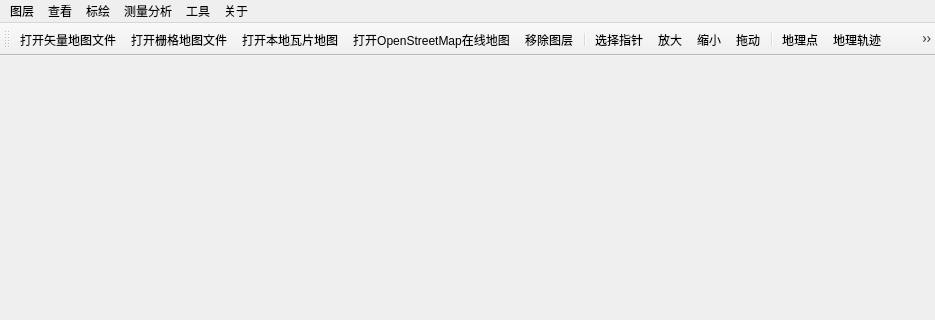
The window that sqGis/sqGisMainWindow.ui (TheWrangler/sqGis) describes before a commit, drawn with Qt 5; both pictures show x 0 to 935 and y 0 to 320 of the 935 by 719 pixel window.
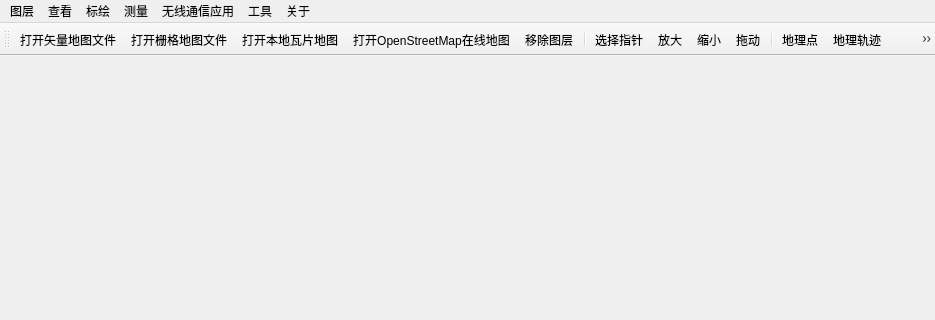
The same window after the commit. Icons and pictures are not drawn.

Commit message: 1.添加了WirelessMath模块 2.修改了距离测量工具

The edit to the form file:
```diff
--- a/sqGis/sqGisMainWindow.ui
+++ b/sqGis/sqGisMainWindow.ui
@@ -89,16 +89,23 @@
    </widget>
    <widget class="QMenu" name="menu_5">
     <property name="title">
-     <string>测量分析</string>
+     <string>测量</string>
     </property>
-    <addaction name="action_11"/>
-    <addaction name="action_12"/>
-    <addaction name="action_17"/>
+    <addaction name="distanceAngleMeasureAction"/>
+    <addaction name="areaMeasureAction"/>
+   </widget>
+   <widget class="QMenu" name="menu_7">
+    <property name="title">
+     <string>无线通信应用</string>
+    </property>
+    <addaction name="action_23"/>
+    <addaction name="action_24"/>
    </widget>
    <addaction name="menufile"/>
    <addaction name="menu"/>
    <addaction name="menu_2"/>
    <addaction name="menu_5"/>
+   <addaction name="menu_7"/>
    <addaction name="menu_4"/>
    <addaction name="menu_3"/>
   </widget>
```
Left out of the diff: 24 changed lines with no effect on the pictures. The commit also changes 57 other files.
